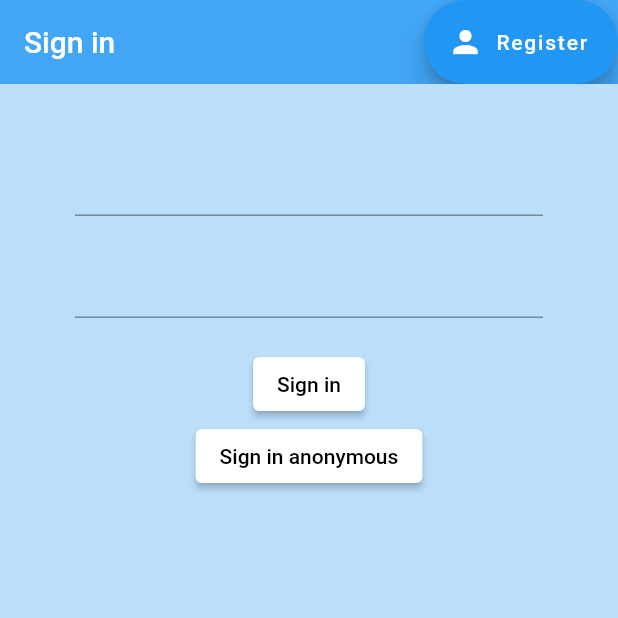
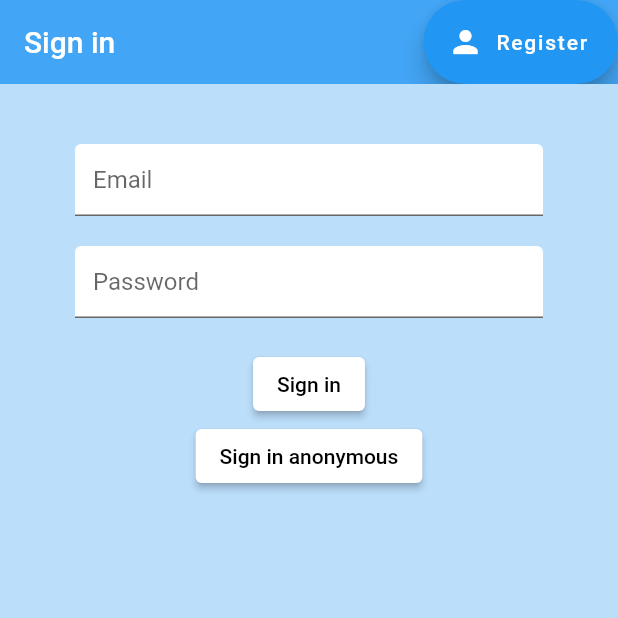
Before and after one commit to MarcelRyan/nutribuddies, a Flutter app: the screen it shows after launch, after a tap on "Register", after a tap on "Sign in", on a phone screen of 412 x 824 dp, the top half of it. Run offline on Flutter 3.47's test engine with Material 2 defaults, Android fonts, the phone set to English and light mode, and no system bars; our stand-ins replace cloud_firestore, firebase_auth, firebase_core, flutter_spinkit, fluttertoast; accounts and stored records are empty; generated files the repository leaves out were written again.

Commit message:
feat: add initial database & loading screen

```diff
--- /dev/null
+++ b/lib/constant/textInputDecoration.dart
@@ -0,0 +1,12 @@
+import 'package:flutter/material.dart';
+
+const textInputDecoration = InputDecoration(
+  fillColor: Colors.white,
+  filled: true,
+  focusedBorder: OutlineInputBorder(
+    borderSide: BorderSide(color: Colors.lightBlue, width: 2),
+  ),
+  focusedErrorBorder: OutlineInputBorder(
+    borderSide: BorderSide(color: Colors.red, width: 2),
+  ),
+);
--- a/lib/models/user.dart
+++ b/lib/models/user.dart
@@ -1,5 +1,7 @@
 class Users {
   final String uid;
+  final String? name;
+  final String? email;
 
-  Users({required this.uid});
+  Users({required this.uid, required this.name, required this.email});
 }
--- a/lib/screens/authenticate/login.dart
+++ b/lib/screens/authenticate/login.dart
@@ -1,6 +1,8 @@
 import 'package:flutter/material.dart';
 import 'package:fluttertoast/fluttertoast.dart';
 import 'package:nutribuddies/services/auth.dart';
+import 'package:nutribuddies/constant/textInputDecoration.dart';
+import 'package:nutribuddies/widgets/loading.dart';
 
 class Login extends StatefulWidget {
   final Function isLogin;
@@ -13,14 +15,16 @@ class Login extends StatefulWidget {
 class _LoginState extends State<Login> {
   final AuthService _auth = AuthService();
   final _formkey = GlobalKey<FormState>();
+  bool loading = false;
 
   String email = '';
   String password = '';
-  String error = '';
 
   @override
   Widget build(BuildContext context) {
-    return Scaffold(
+    return loading
+        ? const Loading()
+        : Scaffold(
             backgroundColor: Colors.blue[100],
             appBar: AppBar(
               backgroundColor: Colors.blue[400],
@@ -47,7 +51,10 @@ class _LoginState extends State<Login> {
                         height: 20,
                       ),
                       TextFormField(
-                  validator: (val) => val!.isEmpty ? 'Enter an email' : null,
+                        decoration:
+                            textInputDecoration.copyWith(hintText: 'Email'),
+                        validator: (val) =>
+                            val!.isEmpty ? 'Enter an email' : null,
                         onChanged: (val) {
                           setState(() => email = val);
                         },
@@ -56,6 +63,8 @@ class _LoginState extends State<Login> {
                         height: 20,
                       ),
                       TextFormField(
+                        decoration:
+                            textInputDecoration.copyWith(hintText: 'Password'),
                         obscureText: true,
                         validator: (val) => val!.length < 6
                             ? 'Enter a password with a minimum of 6 characters long'
@@ -70,9 +79,11 @@ class _LoginState extends State<Login> {
                       ElevatedButton(
                         onPressed: () async {
                           if (_formkey.currentState!.validate()) {
-                      dynamic result = await _auth.signIn(email, password);
+                            setState(() => loading = true);
+                            dynamic result =
+                                await _auth.signIn(email, password);
                             if (result == null) {
-                        setState(() => error = 'Wrong email or password');
+                              setState(() => loading = false);
                             }
                           }
                         },
@@ -85,15 +96,18 @@ class _LoginState extends State<Login> {
                   ),
                   ElevatedButton(
                     onPressed: () async {
+                      setState(() => loading = true);
                       dynamic result = await _auth.signInAnon();
                       if (result == null) {
+                        setState(() => loading = false);
                         Fluttertoast.showToast(msg: 'Error');
                       } else {
                         Fluttertoast.showToast(msg: 'Signed in');
                       }
                     },
                     style: ElevatedButton.styleFrom(
-                  foregroundColor: Colors.black, backgroundColor: Colors.white),
+                        foregroundColor: Colors.black,
+                        backgroundColor: Colors.white),
                     child: const Text('Sign in anonymous'),
                   ),
                 ],
--- a/lib/screens/authenticate/register.dart
+++ b/lib/screens/authenticate/register.dart
@@ -1,5 +1,7 @@
 import 'package:flutter/material.dart';
 import 'package:nutribuddies/services/auth.dart';
+import 'package:nutribuddies/constant/textInputDecoration.dart';
+import 'package:nutribuddies/widgets/loading.dart';
 
 class Register extends StatefulWidget {
   final Function isRegister;
@@ -12,14 +14,16 @@ class Register extends StatefulWidget {
 class _RegisterState extends State<Register> {
   final AuthService _auth = AuthService();
   final _formkey = GlobalKey<FormState>();
+  bool loading = false;
 
   String email = '';
   String password = '';
-  String error = '';
 
   @override
   Widget build(BuildContext context) {
-    return Scaffold(
+    return loading
+        ? const Loading()
+        : Scaffold(
             backgroundColor: Colors.blue[100],
             appBar: AppBar(
                 backgroundColor: Colors.blue[400],
@@ -43,6 +47,7 @@ class _RegisterState extends State<Register> {
                     height: 20,
                   ),
                   TextFormField(
+                    decoration: textInputDecoration.copyWith(hintText: 'Email'),
                     validator: (val) => val!.isEmpty ? 'Enter an email' : null,
                     onChanged: (val) {
                       setState(() => email = val);
@@ -52,6 +57,8 @@ class _RegisterState extends State<Register> {
                     height: 20,
                   ),
                   TextFormField(
+                    decoration:
+                        textInputDecoration.copyWith(hintText: 'Password'),
                     obscureText: true,
                     validator: (val) => val!.length < 6
                         ? 'Enter a password with a minimum of 6 characters long'
@@ -66,24 +73,18 @@ class _RegisterState extends State<Register> {
                   ElevatedButton(
                     onPressed: () async {
                       if (_formkey.currentState!.validate()) {
-                  dynamic result = _auth.register(email, password);
+                        setState(() => loading = true);
+                        dynamic result = await _auth.register(email, password);
                         if (result == null) {
-                    setState(
-                        () => error = 'Please provide valid email & password');
+                          setState(() => loading = false);
                         }
                       }
                     },
                     style: ElevatedButton.styleFrom(
-                  foregroundColor: Colors.black, backgroundColor: Colors.white),
+                        foregroundColor: Colors.black,
+                        backgroundColor: Colors.white),
                     child: const Text('Register'),
                   ),
-            const SizedBox(
-              height: 12,
-            ),
-            Text(
-              error,
-              style: const TextStyle(color: Colors.red, fontSize: 14),
-            )
                 ]),
               ),
             ),
--- a/lib/services/auth.dart
+++ b/lib/services/auth.dart
@@ -1,6 +1,7 @@
 import 'package:firebase_auth/firebase_auth.dart';
 import 'package:fluttertoast/fluttertoast.dart';
 import 'package:nutribuddies/models/user.dart';
+import 'package:nutribuddies/services/database.dart';
 
 class AuthService {
   final FirebaseAuth _auth = FirebaseAuth.instance;
@@ -8,7 +9,7 @@ class AuthService {
   // create user object from firebase
   Users? _user(User? user) {
     if (user != null) {
-      return Users(uid: user.uid);
+      return Users(uid: user.uid, name: user.displayName, email: user.email);
     } else {
       return null;
     }
@@ -39,6 +40,7 @@ class AuthService {
       User user = result.user!;
       return _user(user);
     } catch (e) {
+      Fluttertoast.showToast(msg: "Wrong email and/or password");
       return null;
     }
   }
@@ -49,8 +51,10 @@ class AuthService {
       UserCredential result = await _auth.createUserWithEmailAndPassword(
           email: email, password: password);
       User user = result.user!;
+      await DatabaseService(uid: user.uid).updateUserData('tester', email);
       return _user(user);
     } catch (e) {
+      Fluttertoast.showToast(msg: "Invalid Email and/or Password");
       return null;
     }
   }
--- /dev/null
+++ b/lib/services/database.dart
@@ -0,0 +1,16 @@
+import 'package:cloud_firestore/cloud_firestore.dart';
+
+class DatabaseService {
+  final String uid;
+  DatabaseService({required this.uid});
+
+  final CollectionReference userCollection =
+      FirebaseFirestore.instance.collection('users');
+
+  Future updateUserData(String name, String email) async {
+    return await userCollection.doc(uid).set({
+      'name': name,
+      'email': email,
+    });
+  }
+}
--- /dev/null
+++ b/lib/widgets/loading.dart
@@ -0,0 +1,19 @@
+import 'package:flutter/material.dart';
+import 'package:flutter_spinkit/flutter_spinkit.dart';
+
+class Loading extends StatelessWidget {
+  const Loading({super.key});
+
+  @override
+  Widget build(BuildContext context) {
+    return Container(
+      color: Colors.blue,
+      child: const Center(
+        child: SpinKitCircle(
+          color: Colors.white,
+          size: 50,
+        ),
+      ),
+    );
+  }
+}
--- a/pubspec.yaml
+++ b/pubspec.yaml
@@ -40,6 +40,7 @@ dependencies:
   cloud_firestore: ^4.14.0
   fluttertoast: ^8.2.4
   provider: ^6.1.1
+  flutter_spinkit: ^5.2.0
 
 dev_dependencies:
   flutter_test:
```
Also changed, not shown: pubspec.lock. Lines whose indentation alone changed are shown as unchanged.
